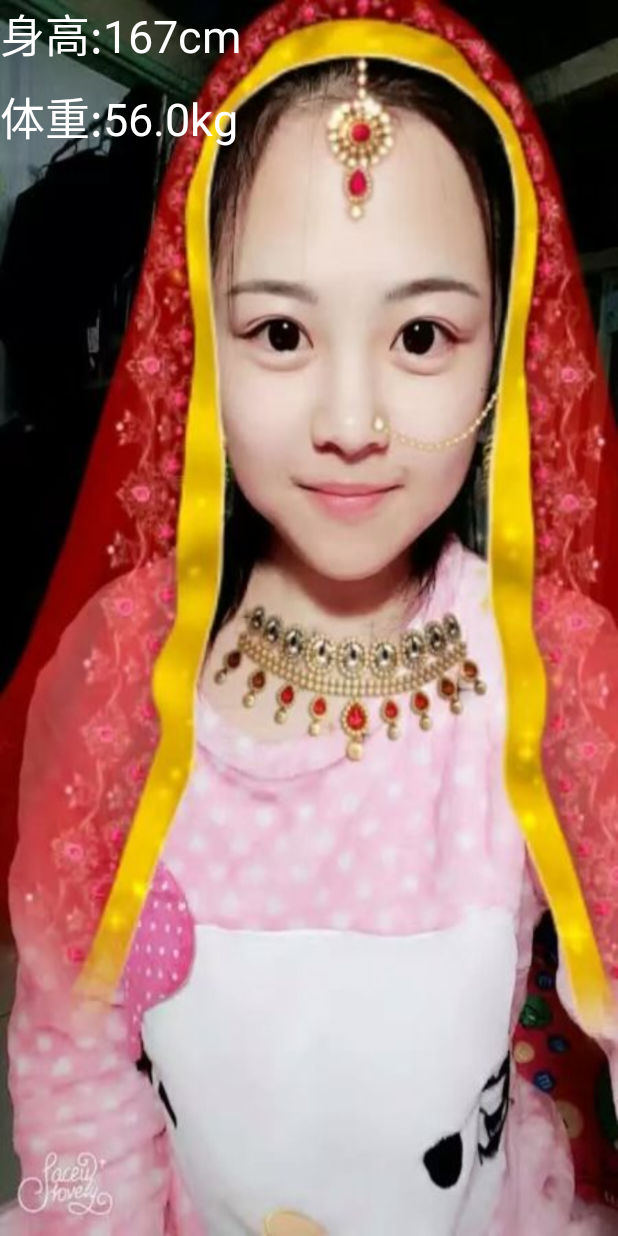
After one commit to ActTerr/health, an Android app: the fragment MeFragment placed in its activity, on a phone screen of 412 x 824 dp. The commit adds this screen. Run offline under Robolectric (Android 15) with nearby library versions, the phone set to English and light mode, and no system bars; our stand-ins replace ButterKnife.

Commit message:
完成界面我

```diff
--- a/app/src/main/java/cn/ucai/goddess/controller/activity/MainActivity.java
+++ b/app/src/main/java/cn/ucai/goddess/controller/activity/MainActivity.java
@@ -2,9 +2,11 @@ package cn.ucai.goddess.controller.activity;
 
 import android.os.Bundle;
 import android.support.v4.app.Fragment;
+import android.util.Log;
 
 import cn.ucai.goddess.R;
 import cn.ucai.goddess.controller.fragment.AskFragment;
+import cn.ucai.goddess.controller.fragment.MeFragment;
 
 public class MainActivity extends BaseActivity {
     boolean isback;
@@ -13,13 +15,17 @@ public class MainActivity extends BaseActivity {
     protected void onCreate(Bundle savedInstanceState) {
         super.onCreate(savedInstanceState);
         setContentView(R.layout.activity_main);
+        isback=getIntent().getBooleanExtra("back",false);
+        Log.e("main",isback+"");
         initFragment();
-        isback=getIntent().getBooleanExtra("back",false);
+
     }
 
     private void initFragment() {
-        if (!isback){
+        if (isback==false){
             getSupportFragmentManager().beginTransaction().replace(R.id.fl,new AskFragment()).commit();
+        }else {
+            getSupportFragmentManager().beginTransaction().replace(R.id.fl,new MeFragment()).commit();
         }
 
     }
@@ -31,4 +37,9 @@ public class MainActivity extends BaseActivity {
 
         }
     }
+
+    @Override
+    protected void onResume() {
+        super.onResume();
+    }
 }
--- /dev/null
+++ b/app/src/main/java/cn/ucai/goddess/controller/fragment/MeFragment.java
@@ -0,0 +1,38 @@
+package cn.ucai.goddess.controller.fragment;
+
+import android.os.Bundle;
+import android.util.Log;
+import android.view.LayoutInflater;
+import android.view.View;
+import android.view.ViewGroup;
+import android.widget.TextView;
+
+import butterknife.BindView;
+import butterknife.ButterKnife;
+import cn.ucai.goddess.R;
+import cn.ucai.goddess.bean.Goddess;
+
+/**
+ * Created by mac-yk on 2016/11/22.
+ */
+
+public class MeFragment extends BaseFragment {
+    @BindView(R.id.tv_weight)
+    TextView tvWeight;
+
+    @Override
+    public View onCreateView(LayoutInflater inflater, ViewGroup container, Bundle savedInstanceState) {
+        View view = inflater.inflate(R.layout.fragment_me, container, false);
+        ButterKnife.bind(this, view);
+        return view;
+    }
+
+    @Override
+    protected void initView() {
+        super.initView();
+        Goddess g=new Goddess();
+        g.setWeight(56.0);
+        tvWeight.setText("体重:"+g.getWeight()+"kg");
+        Log.e("main",tvWeight.getText().toString());
+    }
+}
--- /dev/null
+++ b/app/src/main/res/color/em_main_botton_text_color.xml
@@ -0,0 +1,5 @@
+<?xml version="1.0" encoding="utf-8"?>
+<selector xmlns:android="http://schemas.android.com/apk/res/android">
+    <item android:state_selected="true" android:color="@color/common_botton_bar_blue" />
+    <item android:color="@android:color/white" />
+</selector>
--- a/app/src/main/res/layout/activity_main.xml
+++ b/app/src/main/res/layout/activity_main.xml
@@ -1,10 +1,14 @@
 <?xml version="1.0" encoding="utf-8"?>
 <LinearLayout android:layout_width="match_parent"
     android:layout_height="match_parent"
-    xmlns:android="http://schemas.android.com/apk/res/android">
+    xmlns:android="http://schemas.android.com/apk/res/android"
+    android:orientation="vertical">
     <FrameLayout
         android:id="@+id/fl"
         android:layout_width="match_parent"
-        android:layout_height="match_parent"></FrameLayout>
+        android:layout_height="match_parent"
+        >
+    </FrameLayout>
+
 
 </LinearLayout>
--- /dev/null
+++ b/app/src/main/res/layout/fragment_me.xml
@@ -0,0 +1,23 @@
+<?xml version="1.0" encoding="utf-8"?>
+<LinearLayout xmlns:android="http://schemas.android.com/apk/res/android"
+    android:orientation="vertical" android:layout_width="match_parent"
+    android:layout_height="match_parent"
+    android:background="@drawable/me">
+
+    <TextView
+        android:id="@+id/tv_height"
+        android:textSize="30sp"
+        android:text="身高:167cm"
+        android:textColor="@color/white"
+        android:layout_width="wrap_content"
+        android:layout_height="wrap_content" />
+    <TextView
+        android:layout_marginTop="10dp"
+        android:textColor="@color/white"
+        android:textSize="30sp"
+        android:id="@+id/tv_weight"
+        android:text="体重:56.0kg"
+        android:layout_width="wrap_content"
+        android:layout_height="wrap_content" />
+
+</LinearLayout>
--- a/app/src/main/res/values/colors.xml
+++ b/app/src/main/res/values/colors.xml
@@ -19,7 +19,7 @@
     <color name="text_hint">#353535</color>
     <color name="text_color_hint">#DDDDDD</color>
     <color name="text_wenti">#7d96cc</color>
-
+    <color name="common_botton_bar_blue">#2ea7e0</color>
     <!-- tab -->
     <color name="tab_bottom_bg_color">#fc1e2327</color>
     <color name="tab_def_normal_color">#A0B9CD</color>
```
Also changed, not shown: app/src/main/java/cn/ucai/goddess/view/widget/DMTabButton.java (added, +91 -0 lines), app/src/main/java/cn/ucai/goddess/view/widget/DMTabHost.java (added, +94 -0 lines), app/src/main/java/cn/ucai/goddess/view/widget/DMTabTextView.java (added, +51 -0 lines), app/src/main/res/color/tab_def_title_color_selector.xml (added, +8 -0 lines), app/src/main/res/drawable/tip_round_red_bg_shape.xml (added, +7 -0 lines), app/src/main/res/layout/main_tab_bottom_item.xml (added, +55 -0 lines), app/src/main/res/layout/main_tab_text_item.xml (added, +22 -0 lines), app/src/main/res/values/attrs.xml (added, +10 -0 lines), app/src/main/res/drawable/me.JPG (added).
